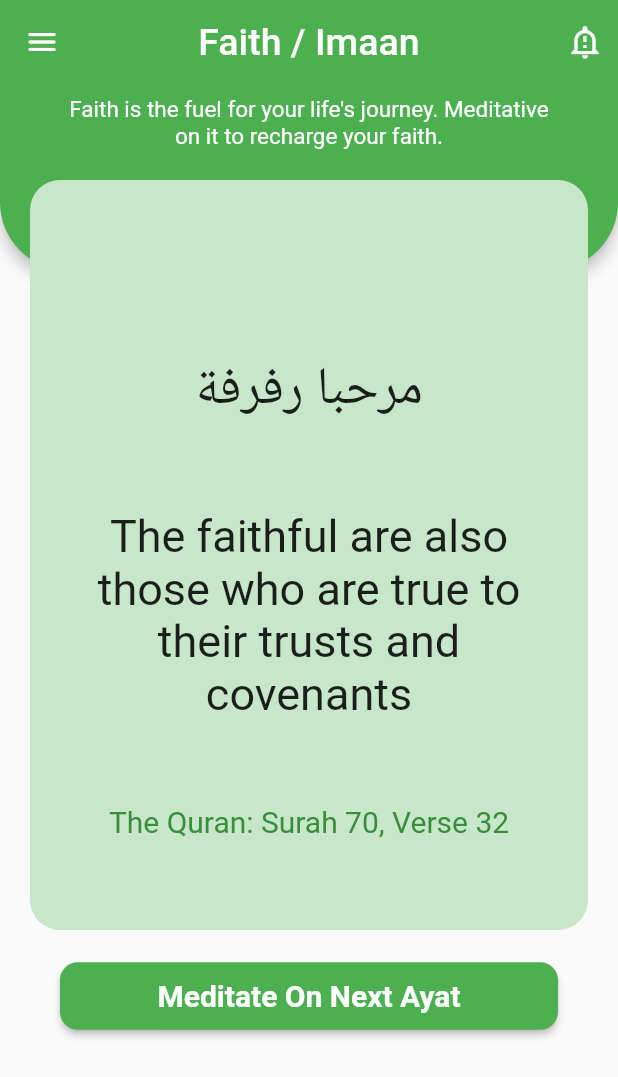
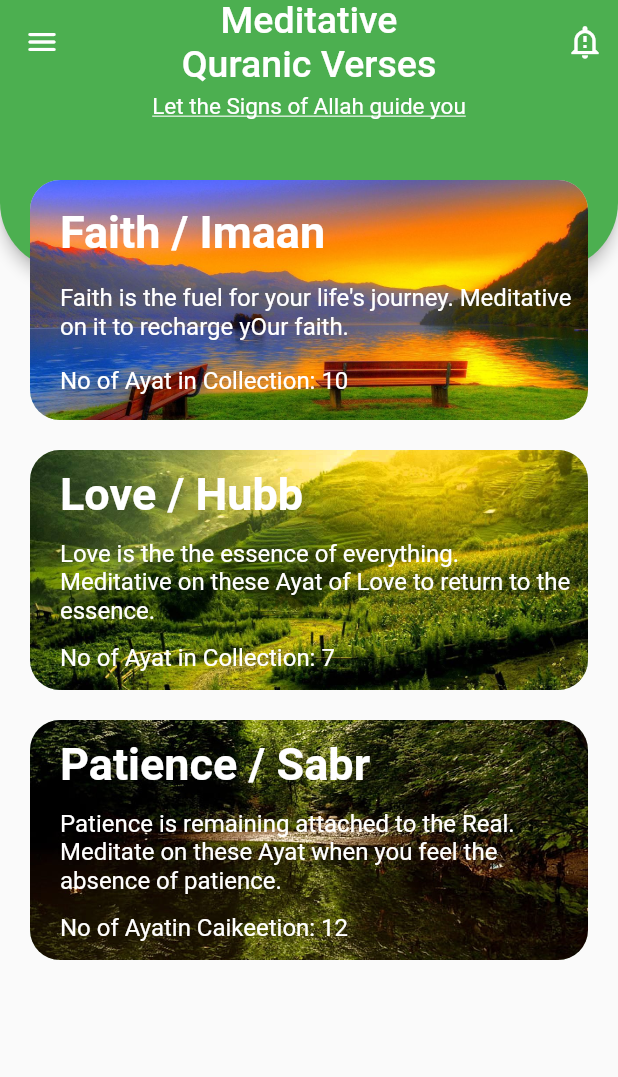
Before and after one commit to NasShihab/ioi, a Flutter app: the screen it shows after launch, after a tap on "Meditate On Next Ayat", on a phone screen of 412 x 824 dp. Shown: the top 1077 px of the screen. Run offline on Flutter 3.47's test engine with Material 2 defaults, Android fonts, the phone set to English and light mode, and no system bars.

Commit message:
meditativePage

```diff
--- a/lib/faithPage.dart
+++ b/lib/faithPage.dart
@@ -1,4 +1,5 @@
 import 'package:flutter/material.dart';
+import 'package:ioi/meditativePage.dart';
 
 class faithPage extends StatelessWidget {
   const faithPage({Key? key}) : super(key: key);
@@ -62,7 +63,7 @@ class faithPage extends StatelessWidget {
                   padding: EdgeInsetsDirectional.only(top: 120),
                   child: Container(
                     margin: EdgeInsetsDirectional.only(start: 20, end: 20),
-                    height: 500,
+                    height: 400,
                     width: double.infinity,
                     decoration: BoxDecoration(
                         color: Colors.green[100],
@@ -98,7 +99,13 @@ class faithPage extends StatelessWidget {
                   margin: EdgeInsetsDirectional.only(start: 40, end: 40),
                   width: double.infinity,
                   child: ElevatedButton(
-                    onPressed: () {},
+                    onPressed: () {
+                      Navigator.of(context).push(
+                        MaterialPageRoute(
+                          builder: (BuildContext context) => meditativePage(),
+                        ),
+                      );
+                    },
                     style: ElevatedButton.styleFrom(
                         primary: Colors.green[500],
                         minimumSize: Size(double.infinity, 45),
--- a/lib/homePage.dart
+++ b/lib/homePage.dart
@@ -1,5 +1,6 @@
 import 'package:flutter/cupertino.dart';
 import 'package:flutter/material.dart';
+import 'package:ioi/faithPage.dart';
 
 class homePage extends StatelessWidget {
   const homePage({Key? key}) : super(key: key);
@@ -88,7 +89,13 @@ class homePage extends StatelessWidget {
                 // Login Button
                 Container(
                   child: ElevatedButton(
-                    onPressed: () {},
+                    onPressed: () {
+                      Navigator.of(context).push(
+                        MaterialPageRoute(
+                          builder: (BuildContext context) => faithPage(),
+                        ),
+                      );
+                    },
                     style: ElevatedButton.styleFrom(
                       primary: Colors.green[700],
                       minimumSize: Size(double.infinity, 45),
--- /dev/null
+++ b/lib/meditativePage.dart
@@ -0,0 +1,191 @@
+import 'package:flutter/material.dart';
+
+class meditativePage extends StatelessWidget {
+  const meditativePage({Key? key}) : super(key: key);
+
+  @override
+  Widget build(BuildContext context) {
+    double paddingHeight = 160;
+
+    return Scaffold(
+      body: SafeArea(
+        child: Stack(
+          children: [
+            // appbar My AppBar
+            Container(
+              height: 180,
+              child: AppBar(
+                title: Text(
+                  'Meditative\nQuranic Verses',
+                  textAlign: TextAlign.center,
+                  style: TextStyle(fontSize: 25),
+                ),
+                shape: RoundedRectangleBorder(
+                    borderRadius: BorderRadius.only(
+                        bottomLeft: Radius.circular(45),
+                        bottomRight: Radius.circular(45))),
+                centerTitle: true,
+                backgroundColor: Colors.green[500],
+                leading: IconButton(
+                  icon: Icon(Icons.menu_rounded),
+                  onPressed: () {},
+                ),
+                actions: [
+                  Container(
+                    padding: EdgeInsetsDirectional.only(end: 10),
+                    child: Icon(Icons.notification_important_outlined),
+                  ),
+                ],
+                bottom: PreferredSize(
+                  preferredSize: Size.fromHeight(20),
+                  child: Container(
+                    padding: EdgeInsetsDirectional.only(bottom: 100),
+                    child: Container(
+                      margin: EdgeInsetsDirectional.only(start: 40, end: 40),
+                      child: Text(
+                        'Let the Signs of Allah guide you',
+                        textAlign: TextAlign.center,
+                        style: TextStyle(
+                          decoration: TextDecoration.underline,
+                          fontSize: 15,
+                          color: Colors.white,
+                        ),
+                      ),
+                    ),
+                  ),
+                ),
+              ),
+            ),
+            SingleChildScrollView(
+              scrollDirection: Axis.vertical,
+              child: Column(
+                children: [
+                  Padding(
+                    padding: EdgeInsetsDirectional.only(top: 120),
+                    child: Container(
+                      margin: EdgeInsetsDirectional.only(start: 20, end: 20),
+                      height: paddingHeight,
+                      width: double.infinity,
+                      decoration: BoxDecoration(
+                          color: Colors.green[100],
+                          image: DecorationImage(
+                              image: AssetImage("images/bg5.jpg"),
+                              fit: BoxFit.cover),
+                          borderRadius: BorderRadius.circular(20)),
+                      child: Container(
+                        padding: EdgeInsetsDirectional.only(start: 20, end: 10),
+                        child: Column(
+                          crossAxisAlignment: CrossAxisAlignment.start,
+                          mainAxisAlignment: MainAxisAlignment.spaceEvenly,
+                          children: [
+                            Text(
+                              'Faith / Imaan',
+                              style: TextStyle(
+                                  fontSize: 30,
+                                  color: Colors.white,
+                                  fontWeight: FontWeight.bold),
+                            ),
+                            Text(
+                              'Faith is the fuel for your life\'s journey. Meditative on it to recharge yOur faith.',
+                              style:
+                                  TextStyle(fontSize: 16, color: Colors.white),
+                            ),
+                            Text(
+                              'No of Ayat in Collection: 10',
+                              style:
+                                  TextStyle(fontSize: 16, color: Colors.white),
+                            ),
+                          ],
+                        ),
+                      ),
+                    ),
+                  ),
+                  Padding(
+                    padding: EdgeInsetsDirectional.only(top: 20),
+                    child: Container(
+                      margin: EdgeInsetsDirectional.only(start: 20, end: 20),
+                      height: paddingHeight,
+                      width: double.infinity,
+                      decoration: BoxDecoration(
+                          color: Colors.green[100],
+                          image: DecorationImage(
+                              image: AssetImage("images/bg3.jpg"),
+                              fit: BoxFit.cover),
+                          borderRadius: BorderRadius.circular(20)),
+                      child: Container(
+                        padding: EdgeInsetsDirectional.only(start: 20, end: 10),
+                        child: Column(
+                          crossAxisAlignment: CrossAxisAlignment.start,
+                          mainAxisAlignment: MainAxisAlignment.spaceEvenly,
+                          children: [
+                            Text(
+                              'Love / Hubb',
+                              style: TextStyle(
+                                  fontSize: 30,
+                                  color: Colors.white,
+                                  fontWeight: FontWeight.bold),
+                            ),
+                            Text(
+                              'Love is the the essence of everything. Meditative on these Ayat of Love to return to the essence.',
+                              style:
+                                  TextStyle(fontSize: 16, color: Colors.white),
+                            ),
+                            Text(
+                              'No of Ayat in Collection: 7',
+                              style:
+                                  TextStyle(fontSize: 16, color: Colors.white),
+                            ),
+                          ],
+                        ),
+                      ),
+                    ),
+                  ),
+                  Padding(
+                    padding: EdgeInsetsDirectional.only(top: 20),
+                    child: Container(
+                      margin: EdgeInsetsDirectional.only(start: 20, end: 20),
+                      height: paddingHeight,
+                      width: double.infinity,
+                      decoration: BoxDecoration(
+                          color: Colors.green[100],
+                          image: DecorationImage(
+                              image: AssetImage("images/bg4.jpg"),
+                              fit: BoxFit.cover),
+                          borderRadius: BorderRadius.circular(20)),
+                      child: Container(
+                        padding: EdgeInsetsDirectional.only(start: 20, end: 10),
+                        child: Column(
+                          crossAxisAlignment: CrossAxisAlignment.start,
+                          mainAxisAlignment: MainAxisAlignment.spaceEvenly,
+                          children: [
+                            Text(
+                              'Patience / Sabr',
+                              style: TextStyle(
+                                  fontSize: 30,
+                                  color: Colors.white,
+                                  fontWeight: FontWeight.bold),
+                            ),
+                            Text(
+                              'Patience is remaining attached to the Real. Meditate on these Ayat when you feel the absence of patience.',
+                              style:
+                                  TextStyle(fontSize: 16, color: Colors.white),
+                            ),
+                            Text(
+                              'No of Ayatin Caikeetion: 12',
+                              style:
+                                  TextStyle(fontSize: 16, color: Colors.white),
+                            ),
+                          ],
+                        ),
+                      ),
+                    ),
+                  ),
+                ],
+              ),
+            ),
+          ],
+        ),
+      ),
+    );
+  }
+}
```
Also changed, not shown: images/bg2.jpg (added), images/bg3.jpg (added), images/bg4.jpg (added), images/bg5.jpg (added), 1 other file.
